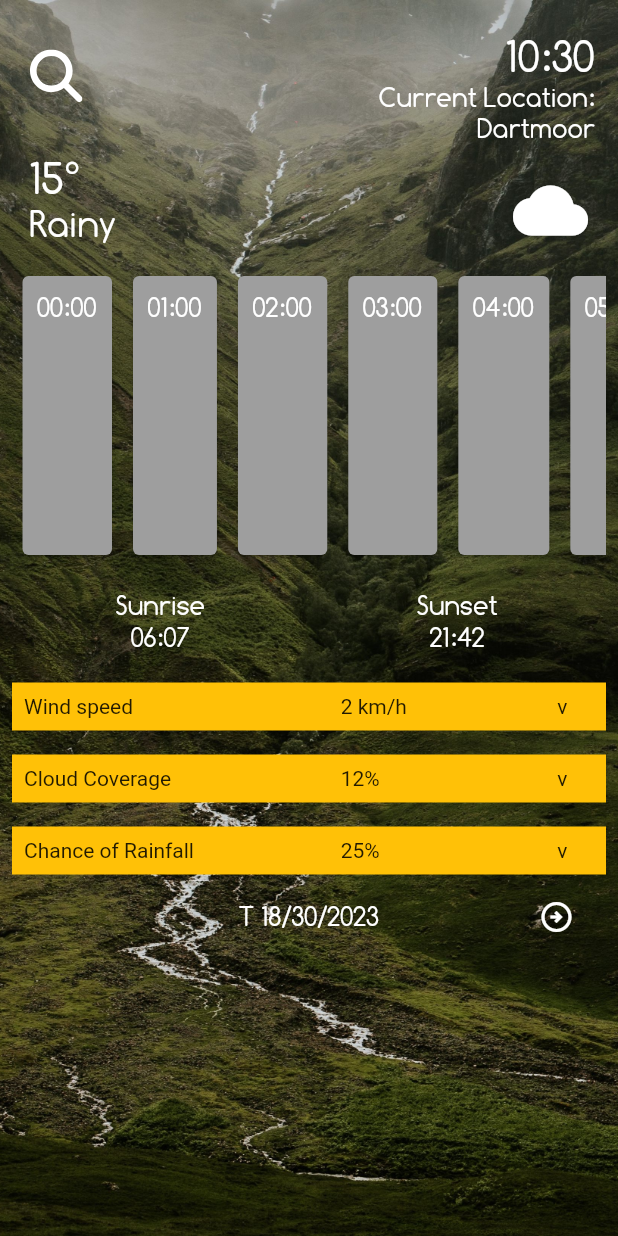
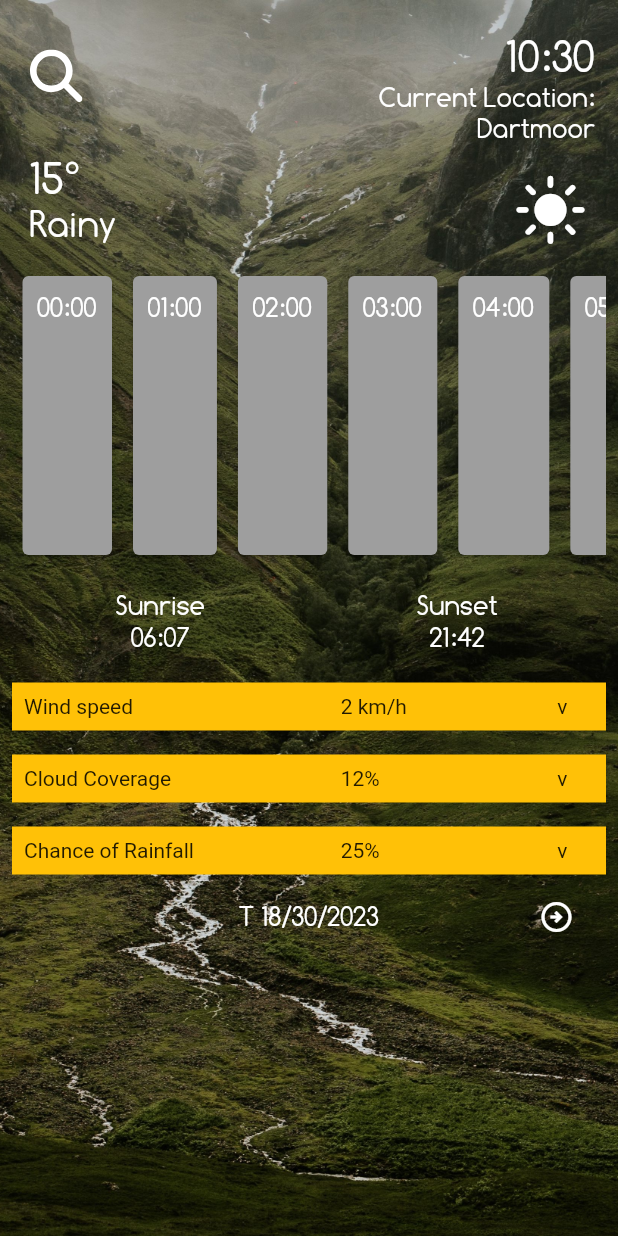
Before and after one commit to Avanta8/WeHike, a Flutter app: the screen it shows after launch, on a phone screen of 412 x 824 dp. Run offline on Flutter 3.47's test engine with Material 2 defaults, Android fonts, the light colour scheme and no system bars; our stand-ins replace flutter_svg, geolocator, location.

Commit message:
Created switch cases for current weather icon to work with api

```diff
--- a/we_hike/lib/homelayout/main.dart
+++ b/we_hike/lib/homelayout/main.dart
@@ -187,7 +187,7 @@ class _LayoutState extends State<Layout> {
                             ),
                           ),
                         ),
-                        const CurrentWeatherIcon(),
+                        const CurrentWeatherIcon(iconCode: 113,),
                       ],
                     ),
 
--- a/we_hike/lib/widgets/current_weather_icon.dart
+++ b/we_hike/lib/widgets/current_weather_icon.dart
@@ -1,11 +1,116 @@
 import 'package:flutter/material.dart';
+import 'package:flutter/cupertino.dart';
 
 class CurrentWeatherIcon extends StatelessWidget {
-  const CurrentWeatherIcon({super.key});
+  final int iconCode;
+  const CurrentWeatherIcon({
+    super.key,
+    required this.iconCode,
+  });
+
+  Widget _getWeatherIcon() {
+    switch(iconCode) {
+      case 395:
+        return const Icon(CupertinoIcons.cloud_bolt_rain_fill, color: Colors.white);
+      case 392:
+        return const Icon(CupertinoIcons.cloud_bolt_rain, color: Colors.white);
+      case 389:
+        return const Icon(CupertinoIcons.cloud_bolt_rain, color: Colors.white);
+      case 377:
+      return const Icon(CupertinoIcons.cloud_sleet_fill, color: Colors.white);
+      case 374:
+        return const Icon(CupertinoIcons.cloud_sleet, color: Colors.white);
+      case 371:
+        return const Icon(CupertinoIcons.cloud_snow_fill, color: Colors.white);
+      case 368:
+        return const Icon(CupertinoIcons.cloud_snow_fill, color: Colors.white);
+      case 365:
+        return const Icon(CupertinoIcons.cloud_sleet_fill, color: Colors.white);
+      case 362:
+        return const Icon(CupertinoIcons.cloud_sleet_fill, color: Colors.white);
+      case 359:
+        return const Icon(CupertinoIcons.cloud_rain_fill, color: Colors.white);
+      case 356:
+        return const Icon(CupertinoIcons.cloud_rain_fill, color: Colors.white);
+      case 353:
+        return const Icon(CupertinoIcons.cloud_rain_fill, color: Colors.white);
+      case 350:
+        return const Icon(CupertinoIcons.snow, color: Colors.white);
+      case 338:
+        return const Icon(CupertinoIcons.cloud_snow_fill, color: Colors.white);
+      case 335:
+        return const Icon(CupertinoIcons.cloud_snow_fill, color: Colors.white);
+      case 332:
+        return const Icon(CupertinoIcons.cloud_snow_fill, color: Colors.white);
+      case 329:
+        return const Icon(CupertinoIcons.cloud_snow_fill, color: Colors.white);
+      case 326:
+        return const Icon(CupertinoIcons.cloud_snow_fill, color: Colors.white);
+      case 323:
+        return const Icon(CupertinoIcons.cloud_snow_fill, color: Colors.white);
+      case 320:
+        return const Icon(CupertinoIcons.cloud_sleet_fill, color: Colors.white);
+      case 317:
+        return const Icon(CupertinoIcons.cloud_sleet_fill, color: Colors.white);
+      case 314:
+        return const Icon(CupertinoIcons.cloud_sleet_fill, color: Colors.white);
+      case 311:
+        return const Icon(CupertinoIcons.cloud_sleet_fill, color: Colors.white);
+      case 308:
+        return const Icon(CupertinoIcons.cloud_heavyrain_fill, color: Colors.white);
+      case 305:
+        return const Icon(CupertinoIcons.cloud_heavyrain_fill, color: Colors.white);
+      case 302:
+        return const Icon(CupertinoIcons.cloud_heavyrain_fill, color: Colors.white);
+      case 299:
+        return const Icon(CupertinoIcons.cloud_heavyrain_fill, color: Colors.white);
+      case 296:
+        return const Icon(CupertinoIcons.cloud_rain_fill, color: Colors.white);
+      case 293:
+        return const Icon(CupertinoIcons.cloud_rain_fill, color: Colors.white);
+      case 284:
+        return const Icon(CupertinoIcons.cloud_sleet_fill, color: Colors.white);
+      case 281:
+        return const Icon(CupertinoIcons.cloud_sleet_fill, color: Colors.white);
+      case 266:
+        return const Icon(CupertinoIcons.cloud_sleet_fill, color: Colors.white);
+      case 263:
+        return const Icon(CupertinoIcons.cloud_rain_fill, color: Colors.white);
+      case 260:
+        return const Icon(CupertinoIcons.cloud_fog_fill, color: Colors.white);
+      case 248:
+        return const Icon(CupertinoIcons.cloud_fog_fill, color: Colors.white);
+      case 230:
+        return const Icon(CupertinoIcons.wind_snow, color: Colors.white);
+      case 227:
+        return const Icon(CupertinoIcons.wind_snow, color: Colors.white);
+      case 200:
+        return const Icon(CupertinoIcons.cloud_bolt_fill, color: Colors.white);
+      case 185:
+        return const Icon(CupertinoIcons.cloud_sleet_fill, color: Colors.white);
+      case 182:
+        return const Icon(CupertinoIcons.cloud_sleet_fill, color: Colors.white);
+      case 179:
+        return const Icon(CupertinoIcons.cloud_snow_fill, color: Colors.white);
+      case 176:
+        return const Icon(CupertinoIcons.cloud_rain_fill, color: Colors.white);
+      case 143:
+        return const Icon(CupertinoIcons.cloud_fog_fill, color: Colors.white);
+      case 122:
+        return const Icon(CupertinoIcons.cloud_fill, color: Colors.white);
+      case 119:
+        return const Icon(CupertinoIcons.cloud_fill, color: Colors.white);
+      case 116:
+        return const Icon(CupertinoIcons.cloud_sun, color: Colors.white);
+      case 113:
+        return const Icon(CupertinoIcons.sun_max_fill, color: Colors.white);
+    }
+    return const Icon(Icons.cloud);
+  }
 
   @override
   Widget build(BuildContext context) {
-    return const Expanded(
+    return Expanded(
       child: Padding(
         padding: EdgeInsets.fromLTRB(0, 10, 20, 0),
         child: Align(
@@ -15,14 +120,11 @@ class CurrentWeatherIcon extends StatelessWidget {
             height: 50,
             child: FittedBox(
                 fit: BoxFit.contain,
-                child: Icon(
-                  Icons.cloud,
-                  color: Colors.white,
+                child: _getWeatherIcon(),
                 ),
               ),
             ),
         ),
-      ),
     );
   }
 }
```
